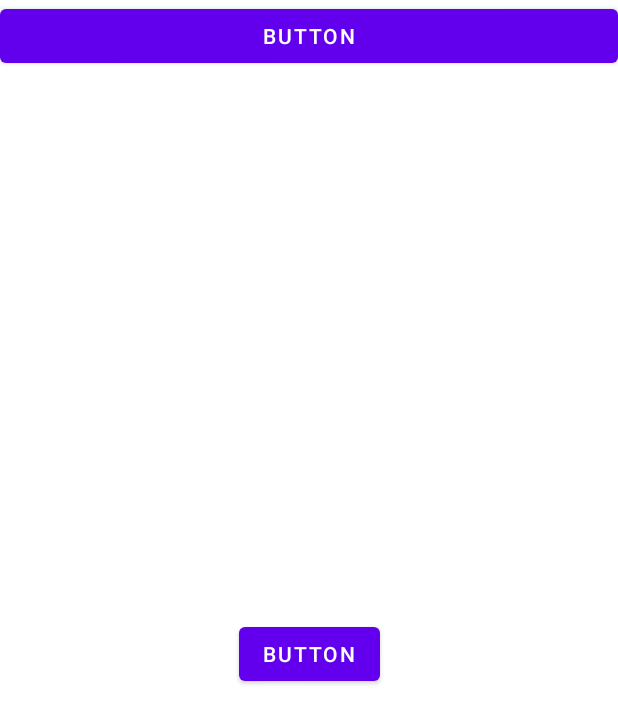
After one commit to ivan-shork/Easy_Android_Learn, an Android app: the layout constraint_layout.xml on its own in the app's theme, with its tools: preview values and no code run, on a phone screen of 412 x 824 dp. The commit adds this screen. Shown: the top 723 px of the screen. Run offline under Robolectric (Android 15) with nearby library versions, the phone set to English and light mode, and no system bars.

Commit message:
constraintlayout引用

```diff
--- a/app/src/main/java/com/aven/myfirstandroidapplication/MainActivity.java
+++ b/app/src/main/java/com/aven/myfirstandroidapplication/MainActivity.java
@@ -9,6 +9,6 @@ public class MainActivity extends AppCompatActivity {
     @Override
     protected void onCreate(Bundle savedInstanceState) {
         super.onCreate(savedInstanceState);
-        setContentView(R.layout.linear_layout);
+        setContentView(R.layout.constraint_layout);
     }
 }
--- /dev/null
+++ b/app/src/main/res/layout/constraint_layout.xml
@@ -0,0 +1,27 @@
+<?xml version="1.0" encoding="utf-8"?>
+<androidx.constraintlayout.widget.ConstraintLayout xmlns:android="http://schemas.android.com/apk/res/android"
+    xmlns:app="http://schemas.android.com/apk/res-auto"
+    xmlns:tools="http://schemas.android.com/tools"
+    android:id="@+id/constraintLayout"
+    android:layout_width="match_parent"
+    android:layout_height="match_parent">
+
+    <Button
+        android:id="@+id/button6"
+        android:layout_width="wrap_content"
+        android:layout_height="wrap_content"
+        android:text="Button"
+        app:layout_constraintBottom_toBottomOf="parent"
+        app:layout_constraintEnd_toEndOf="parent"
+        app:layout_constraintStart_toStartOf="parent"
+        app:layout_constraintTop_toBottomOf="@+id/button5" />
+
+    <Button
+        android:id="@+id/button5"
+        android:layout_width="0dp"
+        android:layout_height="wrap_content"
+        android:text="Button"
+        app:layout_constraintEnd_toEndOf="parent"
+        app:layout_constraintStart_toStartOf="parent"
+        app:layout_constraintTop_toTopOf="parent" />
+</androidx.constraintlayout.widget.ConstraintLayout>
```
